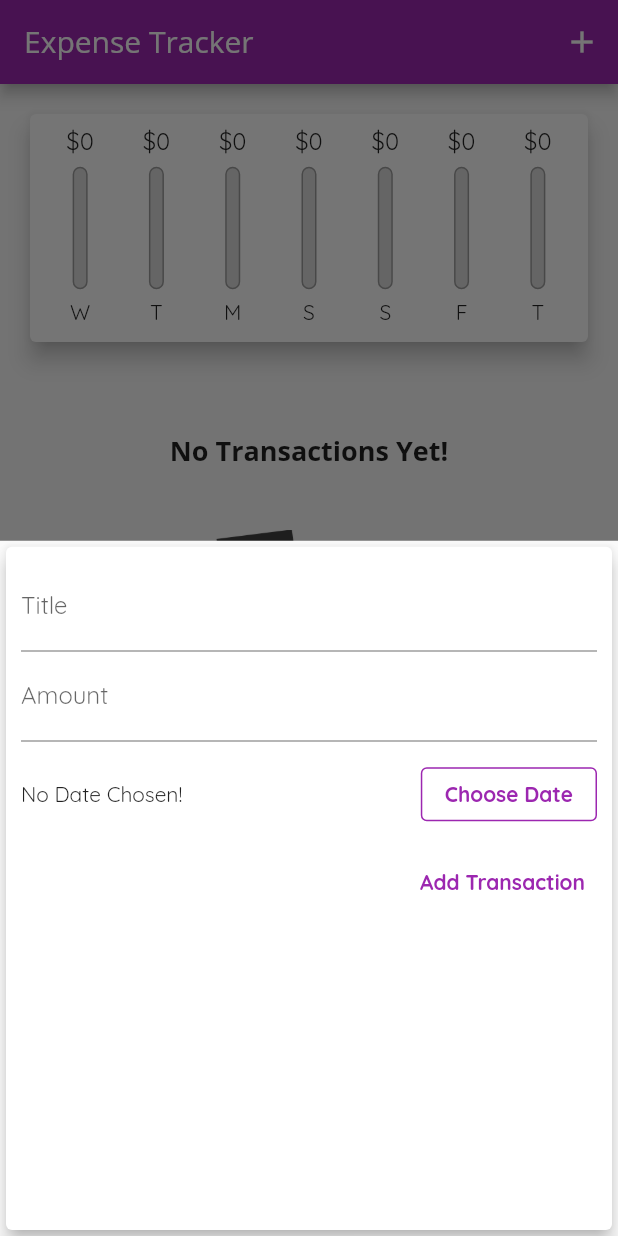
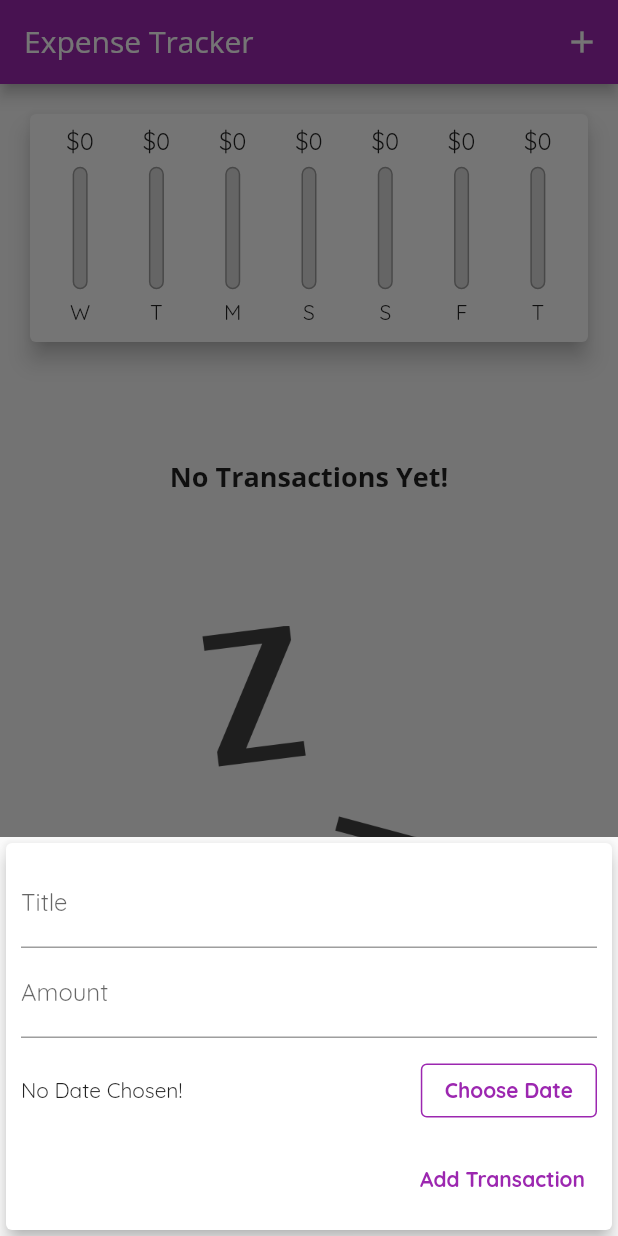
Before and after one commit to BugMasterArka/Flutter-Expense-App, a Flutter app: the screen it shows after launch, after a tap on the "add" icon, on a phone screen of 412 x 824 dp. Run offline on Flutter 3.47's test engine with Material 2 defaults, Android fonts, the phone set to English and light mode, and no system bars.

Commit message:
implemented device orientations and responsive 130

```diff
--- a/lib/main.dart
+++ b/lib/main.dart
@@ -1,5 +1,5 @@
 import './widgets/chart.dart';
-import 'package:flutter/services.dart';
+// import 'package:flutter/services.dart';
 
 import './widgets/transaction_list.dart';
 import './widgets/new_transaction.dart';
@@ -7,11 +7,11 @@ import 'package:flutter/material.dart';
 import './models/transaction.dart';
 
 void main() {
-  WidgetsFlutterBinding.ensureInitialized();
-  SystemChrome.setPreferredOrientations([
-    DeviceOrientation.portraitUp,
-    DeviceOrientation.portraitDown,
-  ]);
+  // WidgetsFlutterBinding.ensureInitialized();
+  // SystemChrome.setPreferredOrientations([
+  //   DeviceOrientation.portraitUp,
+  //   DeviceOrientation.portraitDown,
+  // ]);
   runApp(const MyApp());
 }
 
@@ -57,6 +57,8 @@ class MyHomePage extends StatefulWidget {
 }
 
 class _MyHomePageState extends State<MyHomePage> {
+  bool _showChart = false;
+
   final List<Transaction> _userTransactions = [
     // Transaction(
     //     id: 't1', title: 'New Shoes', amount: 69.99, date: DateTime.now()),
@@ -110,6 +112,9 @@ class _MyHomePageState extends State<MyHomePage> {
 
   @override
   Widget build(BuildContext context) {
+    final isLandscape =
+        MediaQuery.of(context).orientation == Orientation.landscape;
+
     final appBar = AppBar(
       title: const Text(
         'Expense Tracker',
@@ -121,6 +126,20 @@ class _MyHomePageState extends State<MyHomePage> {
       ],
     );
 
+    final txListWidget = SizedBox(
+        height: (MediaQuery.of(context).size.height -
+                appBar.preferredSize.height -
+                MediaQuery.of(context).padding.top) *
+            (isLandscape?0.8:0.75),
+        child: TransactionList(_userTransactions, _deleteTransaction));
+
+    final chartWidget = SizedBox(
+        height: (MediaQuery.of(context).size.height -
+                appBar.preferredSize.height -
+                MediaQuery.of(context).padding.top) *
+            (isLandscape?0.8:0.25),
+        child: Chart(_recentTransactions));
+
     return Scaffold(
       appBar: appBar,
       body: SingleChildScrollView(
@@ -128,18 +147,23 @@ class _MyHomePageState extends State<MyHomePage> {
           // mainAxisAlignment: MainAxisAlignment.spaceEvenly,
           crossAxisAlignment: CrossAxisAlignment.center,
           children: [
-            SizedBox(
-                height: (MediaQuery.of(context).size.height -
-                        appBar.preferredSize.height -
-                        MediaQuery.of(context).padding.top) *
-                    0.25,
-                child: Chart(_recentTransactions)),
-            SizedBox(
-                height: (MediaQuery.of(context).size.height -
-                        appBar.preferredSize.height -
-                        MediaQuery.of(context).padding.top) *
-                    0.75,
-                child: TransactionList(_userTransactions, _deleteTransaction)),
+            if (isLandscape)
+              Row(
+                mainAxisAlignment: MainAxisAlignment.center,
+                children: [
+                  const Text('Show Chart'),
+                  Switch(
+                      value: _showChart,
+                      onChanged: (val) {
+                        setState(() {
+                          _showChart = val;
+                        });
+                      }),
+                ],
+              ),
+            if (!isLandscape) chartWidget,
+            if (!isLandscape) txListWidget,
+            if (isLandscape) _showChart ? chartWidget : txListWidget,
           ],
         ),
       ),
--- a/lib/widgets/new_transaction.dart
+++ b/lib/widgets/new_transaction.dart
@@ -46,10 +46,16 @@ class _NewTransactionState extends State<NewTransaction> {
 
   @override
   Widget build(BuildContext context) {
-    return Card(
+    return SingleChildScrollView(
+      child: Card(
         elevation: 5,
         child: Container(
-        padding: const EdgeInsets.all(10),
+          padding: EdgeInsets.only(
+            top: 10,
+            left: 10,
+            right: 10,
+            bottom: MediaQuery.of(context).viewInsets.bottom + 10,
+          ),
           child: Column(
             crossAxisAlignment: CrossAxisAlignment.end,
             children: [
@@ -100,6 +106,7 @@ class _NewTransactionState extends State<NewTransaction> {
             ],
           ),
         ),
+      ),
     );
   }
 }
--- a/lib/widgets/transaction_list.dart
+++ b/lib/widgets/transaction_list.dart
@@ -12,23 +12,29 @@ class TransactionList extends StatelessWidget {
   @override
   Widget build(BuildContext context) {
     return transactions.isEmpty
-        ? Column(
+        ? LayoutBuilder(builder: (context, constraints) {
+            return Column(
               children: [
-              const Padding(padding: EdgeInsets.all(20)),
+                SizedBox(
+                  height: constraints.maxHeight * 0.1,
+                ),
                 Text(
                   'No Transactions Yet!',
                   style: Theme.of(context).textTheme.titleLarge,
                 ),
-              const Padding(padding: EdgeInsets.all(20)),
                 SizedBox(
-                height: 300,
+                  height: constraints.maxHeight * 0.15,
+                ),
+                SizedBox(
+                  height: constraints.maxHeight * 0.6,
                   child: Image.asset(
                     'assets/images/waiting.png',
                     fit: BoxFit.cover,
                   ),
                 ),
               ],
-          )
+            );
+          })
         : ListView.builder(
             itemBuilder: (ctx, index) {
               return Card(
@@ -61,7 +67,15 @@ class TransactionList extends StatelessWidget {
                       fontSize: 16,
                     ),
                   ),
-                  trailing: IconButton(
+                  trailing: MediaQuery.of(context).size.width > 460
+                      ? TextButton.icon(
+                          onPressed: () {
+                            _deleteTx(transactions[index].id);
+                          },
+                          style: const ButtonStyle(foregroundColor: MaterialStatePropertyAll(Colors.red)),
+                          icon: const Icon(Icons.delete),
+                          label: const Text('Delete'))
+                      : IconButton(
                           icon: const Icon(Icons.delete),
                           color: Colors.red,
                           onPressed: () {
```
Lines whose indentation alone changed are shown as unchanged.
